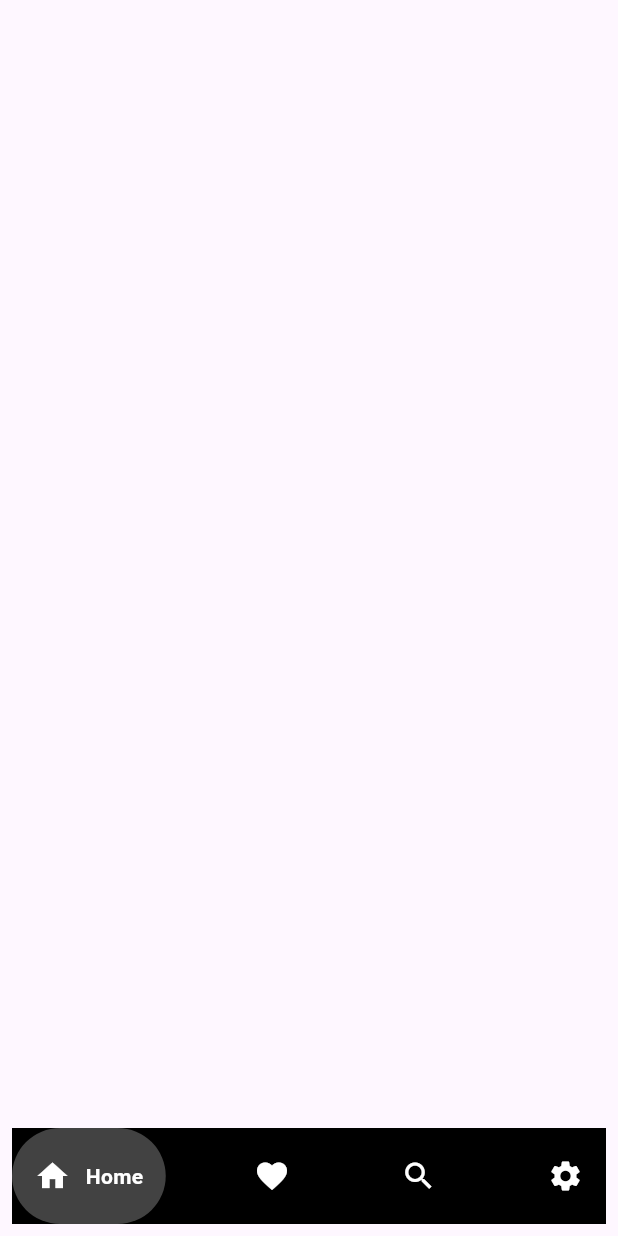
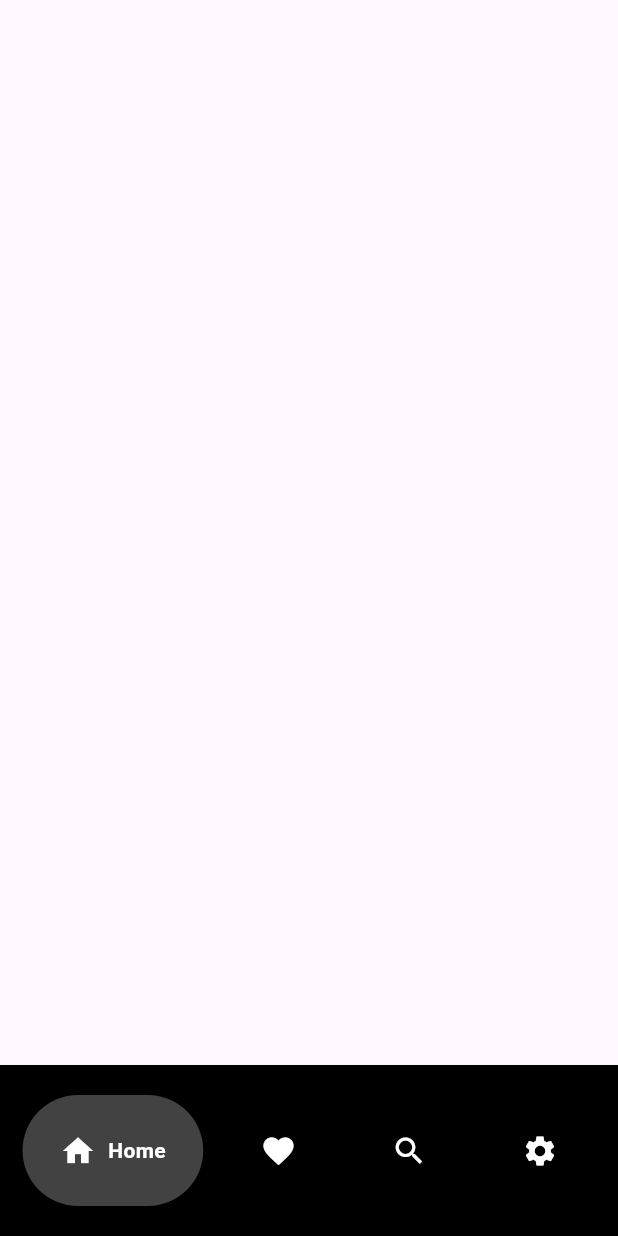
Before and after one commit to mcalisadeghi/google_nav_bar, a Flutter app: the screen it shows after launch, on a phone screen of 412 x 824 dp. Run offline on Flutter 3.47's test engine with Material 2 defaults, Android fonts, the phone set to English and light mode, and no system bars; drawn by our look-alikes of google_nav_bar.

```diff
--- a/lib/main.dart
+++ b/lib/main.dart
@@ -29,19 +29,20 @@ class MyHomePage extends StatelessWidget {
   @override
   Widget build(BuildContext context) {
     return Scaffold(
-      bottomNavigationBar: Padding(
-        padding: const EdgeInsets.all(8.0),
+      bottomNavigationBar: Container(
+        color: Colors.black,
+        child: const Padding(
+          padding: EdgeInsets.symmetric(
+            horizontal: 15.0,
+            vertical: 20.0,
+          ),
           child: GNav(
-          gap: 10,
+            gap: 8,
             backgroundColor: Colors.black,
             color: Colors.white,
             activeColor: Colors.white,
-          tabBackgroundColor: Colors.grey.shade800,
-          padding: EdgeInsets.symmetric(
-            vertical: 20,
-            horizontal: 15.0,
-          ),
-          tabs: [
+            tabBackgroundColor: Color(0xFF424242),
+            tabs: <GButton>[
               GButton(
                 icon: Icons.home,
                 text: 'Home',
@@ -61,6 +62,7 @@ class MyHomePage extends StatelessWidget {
             ],
           ),
         ),
+      ),
     );
   }
 }
```
Lines whose indentation alone changed are shown as unchanged.
